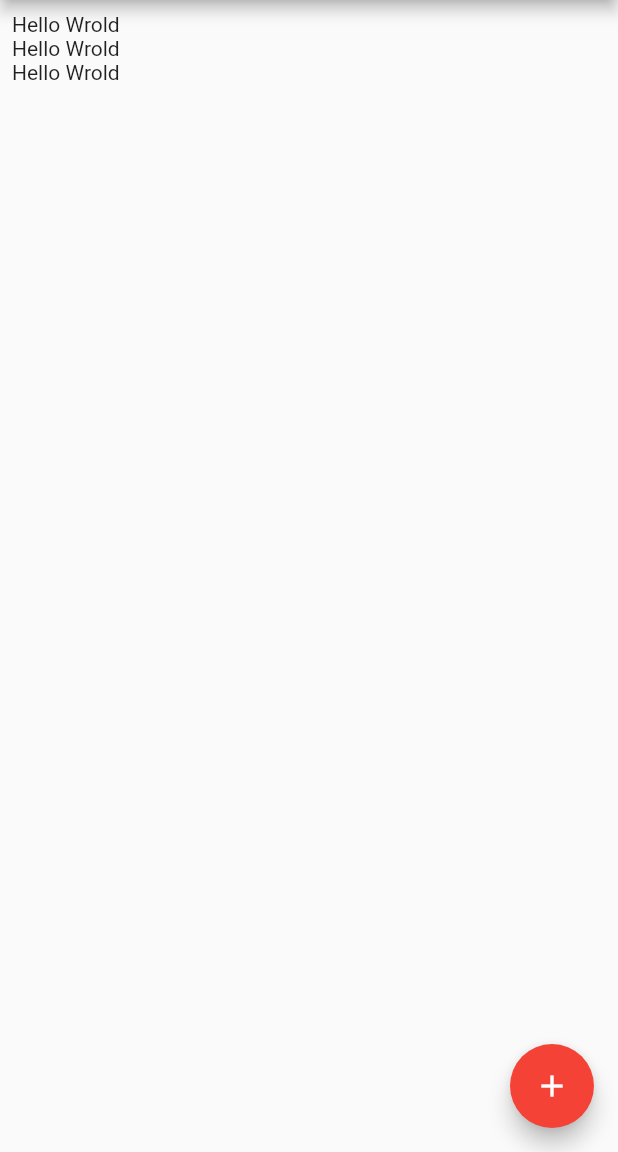
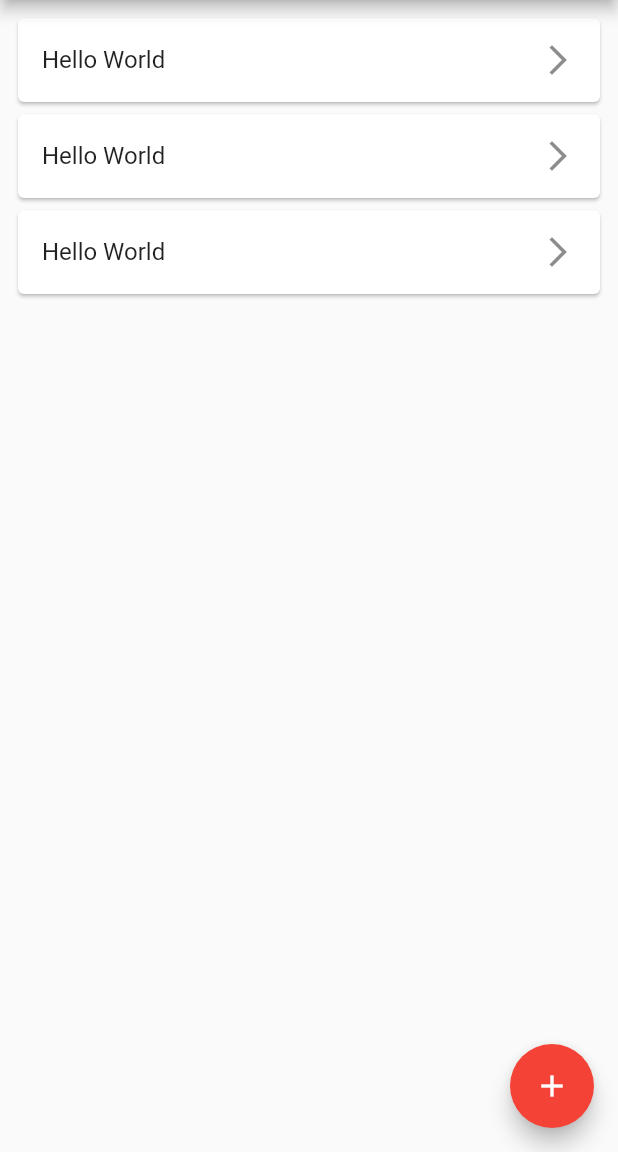
Before and after one commit to samtarmizi/flutter-part3, a Flutter app: the screen it shows after launch, on a phone screen of 412 x 824 dp, the part 84-1236 px from its top. Run offline on Flutter 3.47's test engine with Material 2 defaults, Android fonts, the phone set to English and light mode, and no system bars; our stand-ins replace datetime_picker_formfield.

Commit message:
Using ListTile

```diff
--- a/lib/main.dart
+++ b/lib/main.dart
@@ -43,8 +43,11 @@ class _HomePageState extends State<HomePage> {
 
         _generateListView() {
           return ListView.builder(itemBuilder: (BuildContext contex, int index){
-            return Container(
-              child: Text("Hello Wrold")
+            return Card(
+              child: ListTile(
+                title: Text("Hello World"),
+                trailing: Icon(Icons.arrow_forward_ios),
+              )
             );
           },
           itemCount: 3,
```
